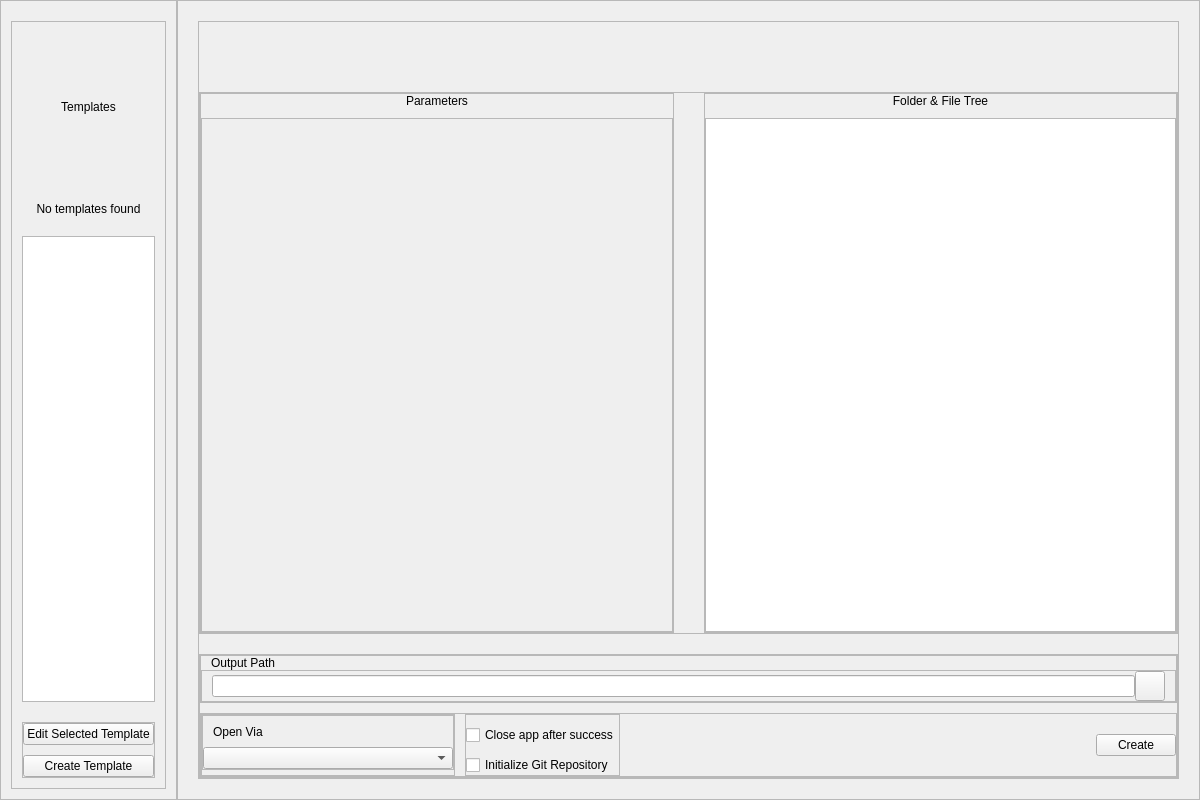
KrazyManJ/templatoron, file app/design/main_window.ui: the form before one commit.
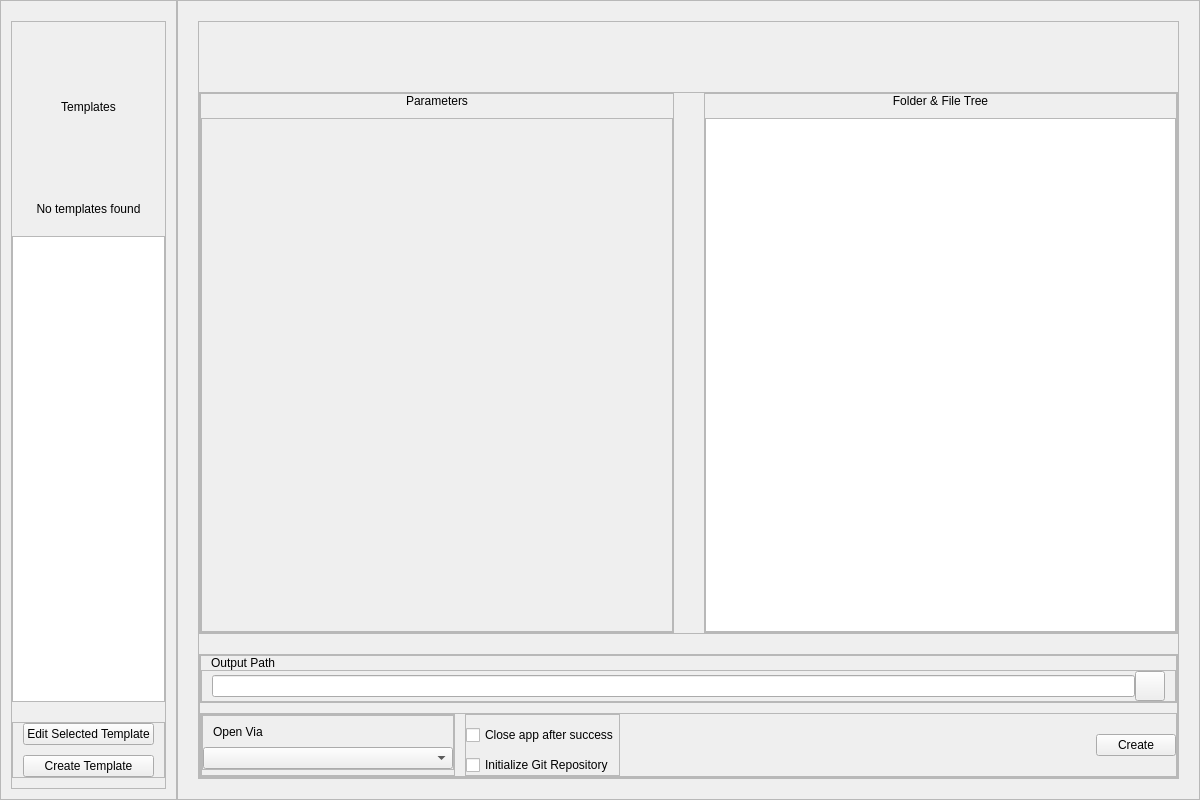
The form after the commit. Icons and pictures are not drawn.

Commit message: Added categories for template files to make them better organised

The edit to the form file:
```diff
--- a/app/design/main_window.ui
+++ b/app/design/main_window.ui
@@ -256,13 +256,13 @@
           <number>20</number>
          </property>
          <property name="leftMargin">
-          <number>10</number>
+          <number>0</number>
          </property>
          <property name="topMargin">
           <number>10</number>
          </property>
          <property name="rightMargin">
-          <number>10</number>
+          <number>0</number>
          </property>
          <property name="bottomMargin">
           <number>10</number>
@@ -300,7 +300,7 @@
           </widget>
          </item>
          <item>
-          <widget class="QListWidget" name="TemplateListView">
+          <widget class="QTreeWidget" name="TemplateListView">
            <property name="frameShadow">
             <enum>QFrame::Raised</enum>
            </property>
@@ -313,9 +313,23 @@
            <property name="selectionBehavior">
             <enum>QAbstractItemView::SelectItems</enum>
            </property>
+           <property name="indentation">
+            <number>20</number>
+           </property>
            <property name="sortingEnabled">
+            <bool>false</bool>
+           </property>
+           <property name="animated">
             <bool>true</bool>
            </property>
+           <property name="headerHidden">
+            <bool>true</bool>
+           </property>
+           <column>
+            <property name="text">
+             <string notr="true">1</string>
+            </property>
+           </column>
           </widget>
          </item>
          <item>
@@ -331,13 +345,13 @@
              <number>10</number>
             </property>
             <property name="leftMargin">
-             <number>0</number>
+             <number>10</number>
             </property>
             <property name="topMargin">
              <number>0</number>
             </property>
             <property name="rightMargin">
-             <number>0</number>
+             <number>10</number>
             </property>
             <property name="bottomMargin">
              <number>0</number>
```
The commit also changes 6 other files.
